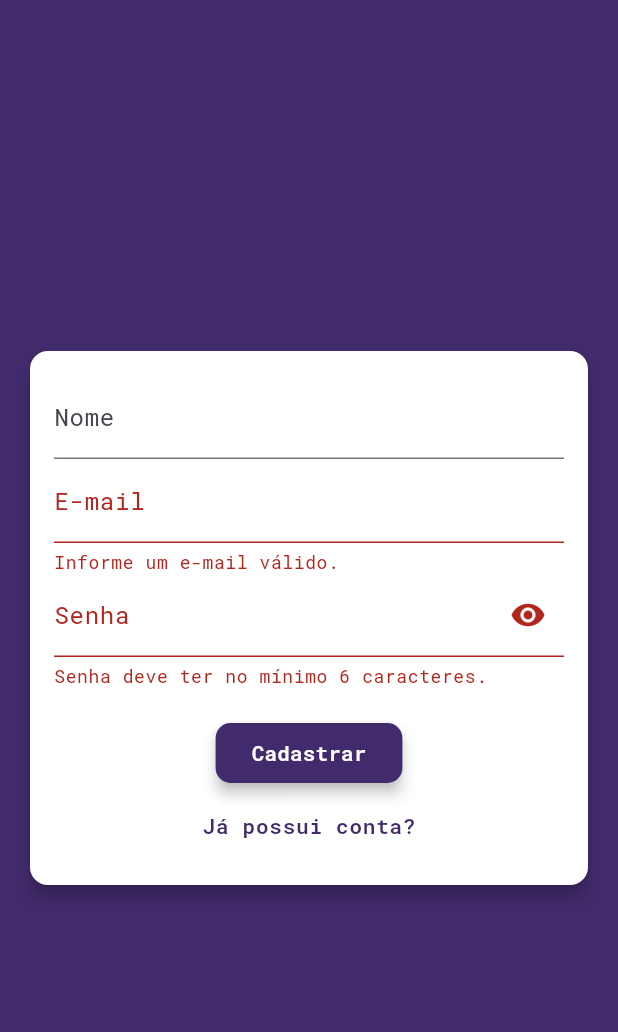
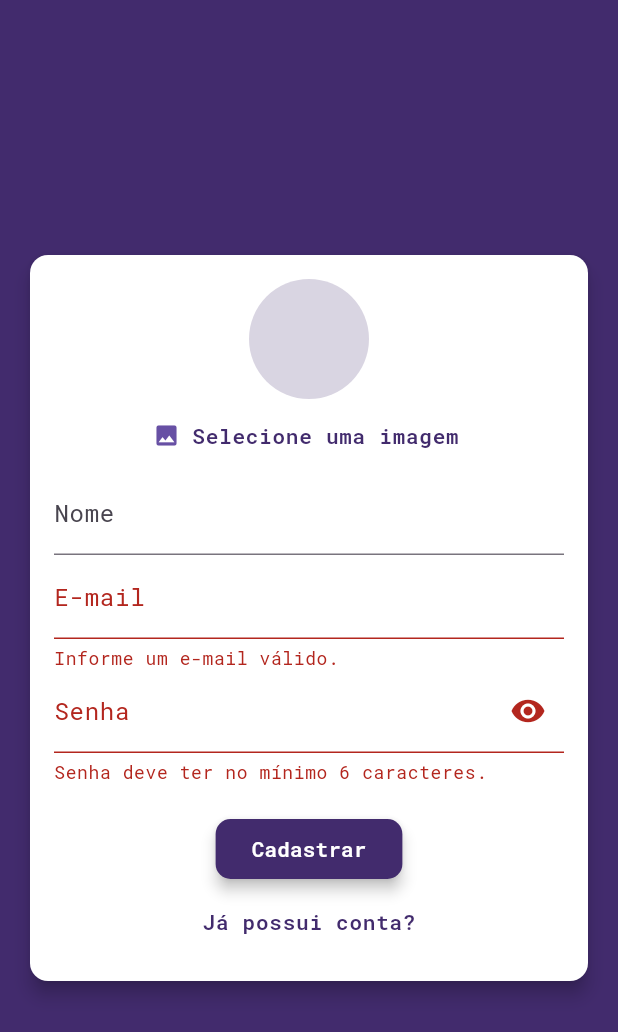
Before and after one commit to Brennez/Flutter-course, a Flutter app: the screen it shows after launch, after a tap on "Entrar", after a tap on "Criar conta?", on a phone screen of 412 x 824 dp. Shown: the top 1032 px of the screen. Run offline on Flutter 3.47's test engine with Material 2 defaults, Android fonts, the phone set to English and light mode, and no system bars; our stand-ins replace font_awesome_flutter, google_maps_flutter, image_picker, location, shared_preferences, sqflite; accounts and stored records are empty.

Commit message:
feat: picked an image from gallery using image pciker package

```diff
--- a/chat/lib/components/auth_form.dart
+++ b/chat/lib/components/auth_form.dart
@@ -1,9 +1,14 @@
+import 'dart:io';
+
 import 'package:flutter/material.dart';
 
 import '../models/auth_form_data.dart';
+import '../components/user_image_picker.dart';
 
 class AuthForm extends StatefulWidget {
-  const AuthForm({super.key});
+  final Function(AuthFormData) onSubmit;
+
+  const AuthForm({super.key, required this.onSubmit});
 
   @override
   State<AuthForm> createState() => _AuthFormState();
@@ -15,6 +20,29 @@ class _AuthFormState extends State<AuthForm> {
 
   void _submit() {
     bool isValid = _formKey.currentState?.validate() ?? false;
+    if (!isValid) return;
+
+    if (_authFormData.image == null && _authFormData.isSignup) {
+      return showError('Imagem Não selecionada!');
+    }
+
+    widget.onSubmit(_authFormData);
+  }
+
+  void handleImagePick(File image) {
+    _authFormData.image = image;
+  }
+
+  void showError(String msg) {
+    ScaffoldMessenger.of(context).showSnackBar(
+      SnackBar(
+        backgroundColor: Theme.of(context).colorScheme.error,
+        content: Text(msg,
+            style: Theme.of(context).textTheme.labelSmall?.copyWith(
+                  color: Colors.white,
+                )),
+      ),
+    );
   }
 
   @override
@@ -30,9 +58,11 @@ class _AuthFormState extends State<AuthForm> {
             child: Column(
               children: [
                 if (_authFormData.isSignup)
+                  UserImagePicker(onImagePick: handleImagePick),
+                if (_authFormData.isSignup)
                   TextFormField(
-                    key: ValueKey('name'),
-                    decoration: InputDecoration(
+                    key: const ValueKey('name'),
+                    decoration: const InputDecoration(
                       labelText: 'Nome',
                     ),
                     initialValue: _authFormData.name,
--- /dev/null
+++ b/chat/lib/components/user_image_picker.dart
@@ -0,0 +1,55 @@
+import 'dart:io';
+
+import 'package:flutter/material.dart';
+import 'package:image_picker/image_picker.dart';
+
+class UserImagePicker extends StatefulWidget {
+  final Function(File) onImagePick;
+  const UserImagePicker({super.key, required this.onImagePick});
+
+  @override
+  State<UserImagePicker> createState() => _UserImagePickerState();
+}
+
+class _UserImagePickerState extends State<UserImagePicker> {
+  File? _image;
+
+  Future<void> _pickImage() async {
+    final picker = ImagePicker();
+
+    XFile? pickedImage = await picker.pickImage(
+      source: ImageSource.gallery,
+      imageQuality: 50,
+      maxWidth: 150,
+    );
+
+    if (pickedImage != null) {
+      setState(() {
+        _image = File(pickedImage.path);
+      });
+
+      widget.onImagePick(_image!);
+    }
+  }
+
+  @override
+  Widget build(BuildContext context) {
+    return Column(
+      children: [
+        CircleAvatar(
+          radius: 40,
+          backgroundColor: Theme.of(context).primaryColor.withOpacity(0.2),
+          backgroundImage: _image != null ? FileImage(_image!) : null,
+        ),
+        TextButton.icon(
+          onPressed: _pickImage,
+          icon: Icon(Icons.photo),
+          label: Text(
+            'Selecione uma imagem',
+            style: Theme.of(context).textTheme.labelSmall,
+          ),
+        )
+      ],
+    );
+  }
+}
--- a/chat/lib/pages/auth_page.dart
+++ b/chat/lib/pages/auth_page.dart
@@ -1,18 +1,48 @@
 import 'package:chat/components/auth_form.dart';
+import 'package:chat/models/auth_form_data.dart';
 import 'package:flutter/material.dart';
 
-class AuthPage extends StatelessWidget {
+class AuthPage extends StatefulWidget {
   const AuthPage({super.key});
+
+  @override
+  State<AuthPage> createState() => _AuthPageState();
+}
+
+class _AuthPageState extends State<AuthPage> {
+  bool _isLoading = false;
+
+  void _handleSubmit(AuthFormData formData) {
+    setState(() => _isLoading = true);
+
+    print(formData.email);
+
+    setState(() => _isLoading = false);
+  }
 
   @override
   Widget build(BuildContext context) {
     return Scaffold(
-      backgroundColor: Theme.of(context).primaryColor,
-      body: Center(
-        child: SingleChildScrollView(
-          child: AuthForm(),
-        ),
-      ),
-    );
+        backgroundColor: Theme.of(context).primaryColor,
+        body: Stack(
+          children: [
+            Center(
+              child: SingleChildScrollView(
+                child: AuthForm(onSubmit: _handleSubmit),
+              ),
+            ),
+            if (_isLoading)
+              Container(
+                decoration: const BoxDecoration(
+                  color: Color.fromRGBO(0, 0, 0, 0.5),
+                ),
+                child: const Center(
+                  child: CircularProgressIndicator(
+                    color: Colors.white,
+                  ),
+                ),
+              ),
+          ],
+        ));
   }
 }
--- a/chat/pubspec.yaml
+++ b/chat/pubspec.yaml
@@ -35,6 +35,7 @@ dependencies:
   # The following adds the Cupertino Icons font to your application.
   # Use with the CupertinoIcons class for iOS style icons.
   cupertino_icons: ^1.0.2
+  image_picker: ^1.0.4
 
 dev_dependencies:
   flutter_test:
```
Also changed, not shown: chat/pubspec.lock, 6 other files.
